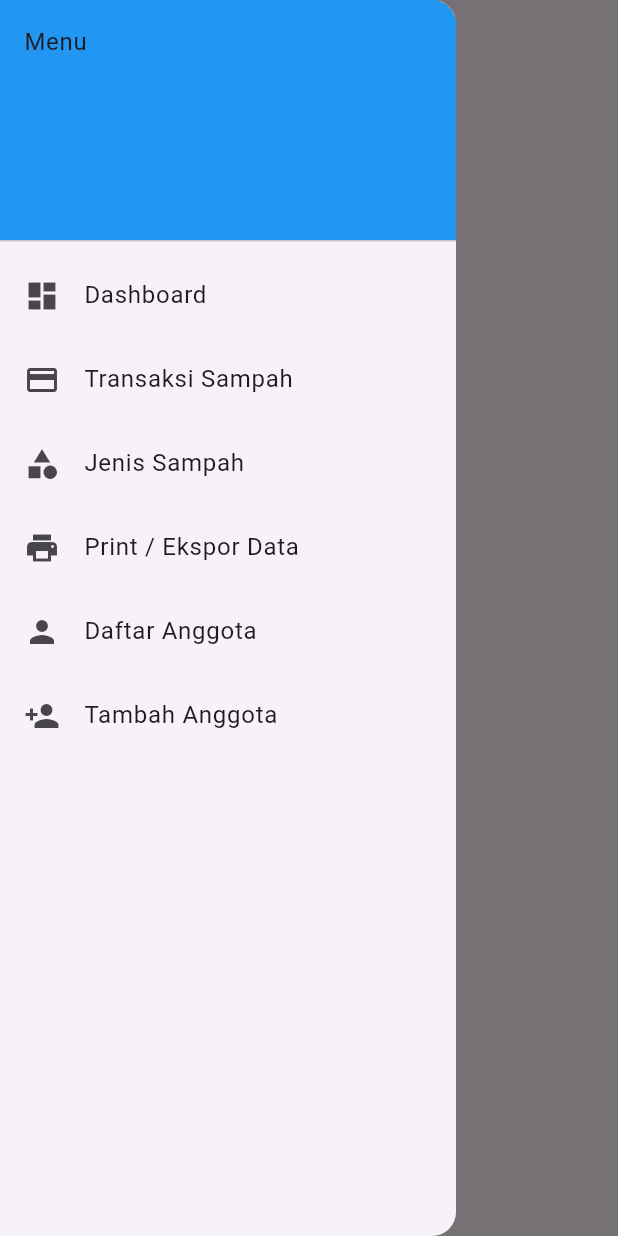
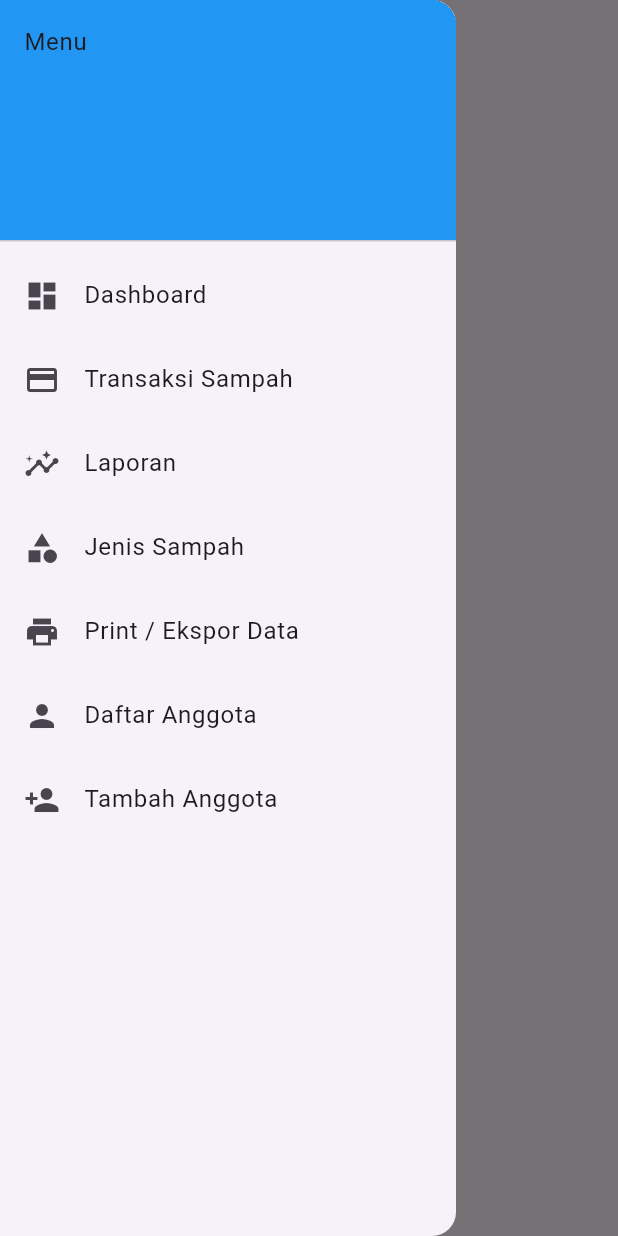
Before and after one commit to GesangPJ/BankSampahGT, a Flutter app: the screen it shows after launch, with the side drawer open, on a phone screen of 412 x 824 dp. Run offline on Flutter 3.47's test engine with Material 3 defaults, Android fonts, the phone set to English and light mode, and no system bars; our stand-ins replace sqflite; accounts and stored records are empty.

Commit message:
add more menu for later feature

```diff
--- a/lib/main.dart
+++ b/lib/main.dart
@@ -78,6 +78,13 @@ class _DashboardPageState extends State<DashboardPage> {
             },
           ),
           ListTile(
+            leading: const Icon(Icons.insights),
+            title: const Text('Laporan'),
+            onTap: () {
+              Navigator.pop(context);
+            },
+          ),
+          ListTile(
             leading: const Icon(Icons.category),
             title: const Text('Jenis Sampah'),
             onTap: () {
@@ -142,7 +149,7 @@ class _DashboardPageState extends State<DashboardPage> {
                     const DataColumn(label: Text('Jenis Sampah')),
                     const DataColumn(label: Text('Berat')),
                     const DataColumn(label: Text('Total Harga')),
-                    const DataColumn(label: Text('Aksi')),
+                    const DataColumn(label: Text('Edit')),
                   ],
                   rows: snapshot.data!.map((transaksi) {
                     return DataRow(cells: [
```
